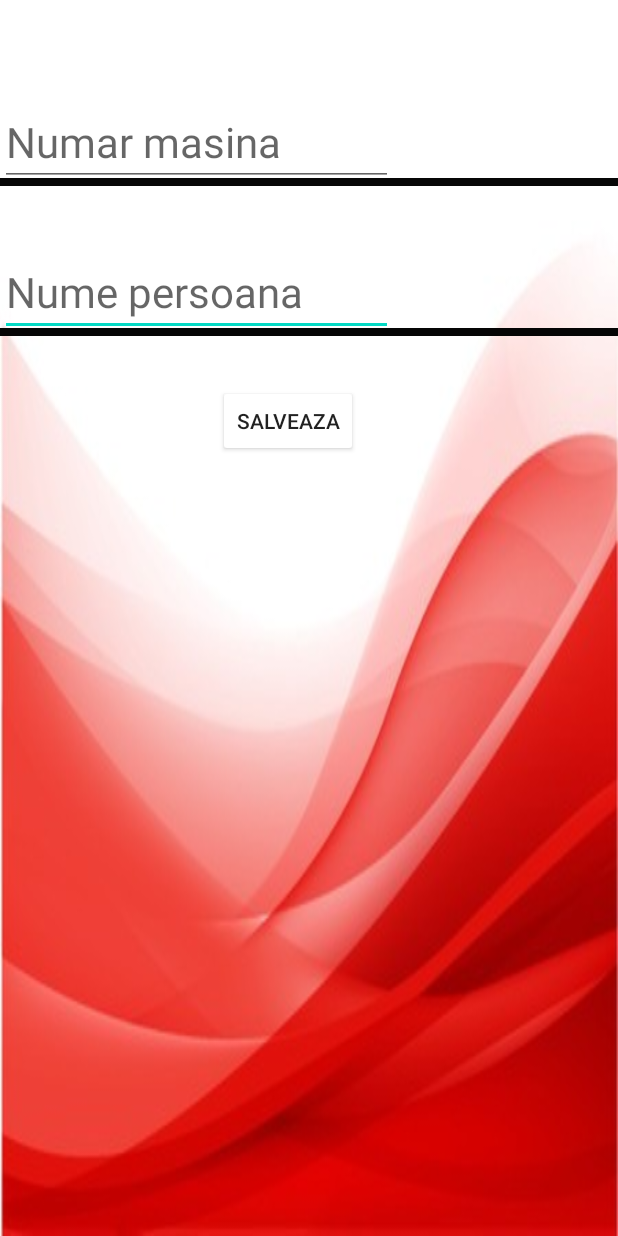
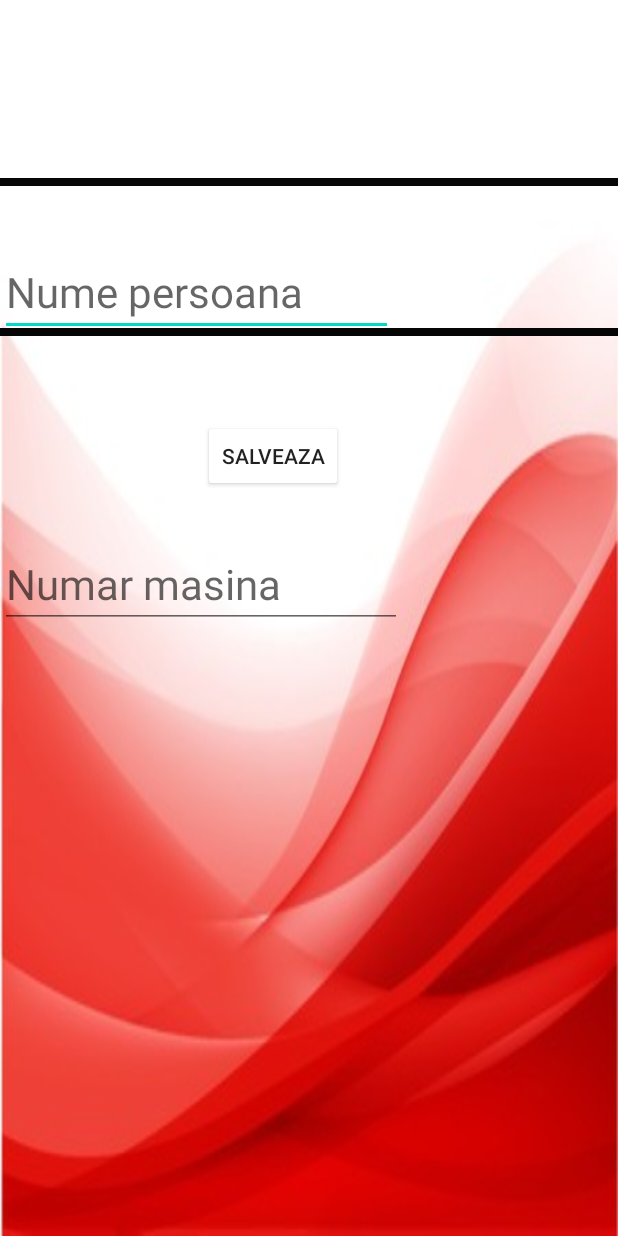
Before and after one commit to Elenaadochitei/BarieraAndroid, an Android app: the CancelPerson screen opened directly, with no data from a screen before it, on a phone screen of 412 x 824 dp. Run offline under Robolectric (Android 15) with nearby library versions, the phone set to English and light mode, and no system bars; 1 statement that could not run was skipped.

Commit message:
BarieraAndroid

```diff
--- a/app/src/main/java/com/example/myapplication/AddNewPerson.java
+++ b/app/src/main/java/com/example/myapplication/AddNewPerson.java
@@ -59,7 +59,7 @@ public class AddNewPerson extends AppCompatActivity {
         SharedPreferences sharedPreferences = getSharedPreferences(SHARED_PREFS, MODE_PRIVATE);
         SharedPreferences.Editor editor = sharedPreferences.edit();
         try {
-            String BASE_URL = "http://192.168.100.37:8080/";
+            String BASE_URL = "http://192.168.0.106:8080/";
             Gson gson = new GsonBuilder()
                     .setLenient()
                     .create();
--- a/app/src/main/java/com/example/myapplication/CancelPerson.java
+++ b/app/src/main/java/com/example/myapplication/CancelPerson.java
@@ -17,6 +17,7 @@ import com.google.gson.GsonBuilder;
 
 import java.util.HashMap;
 import java.util.HashSet;
+import java.util.Objects;
 import java.util.Set;
 
 import retrofit2.Call;
@@ -39,7 +40,7 @@ public class CancelPerson extends AppCompatActivity {
     protected void onCreate(Bundle savedInstanceState) {
         super.onCreate(savedInstanceState);
         requestWindowFeature(Window.FEATURE_NO_TITLE);
-        getSupportActionBar().hide();
+        Objects.requireNonNull(getSupportActionBar()).hide();
         this.getWindow().setFlags(WindowManager.LayoutParams.FLAG_FULLSCREEN,
                 WindowManager.LayoutParams.FLAG_FULLSCREEN);
 
@@ -47,7 +48,7 @@ public class CancelPerson extends AppCompatActivity {
 
         saveButton1 = (Button) findViewById(R.id.save_button);
 
-        userName = (EditText) findViewById(R.id.simpleEditText);
+        userName = (EditText) findViewById(R.id.plateRegister);
         plate_register = (EditText) findViewById(R.id.simpleEditText1);
 
         saveButton1.setOnClickListener(new View.OnClickListener() {
@@ -63,7 +64,7 @@ public class CancelPerson extends AppCompatActivity {
         //Shared pref - > pare a fi o  memorie a telefonului
         try {
             // plate_register = findViewById(R.id.textView);
-            String BASE_URL = "http://192.168.100.37:8080/";
+            String BASE_URL = "http://192.168.0.106:8080/";
             Gson gson = new GsonBuilder()
                     .setLenient()
                     .create();
--- a/app/src/main/java/com/example/myapplication/ConectWithJava.java
+++ b/app/src/main/java/com/example/myapplication/ConectWithJava.java
@@ -17,7 +17,7 @@ public interface ConectWithJava {
 
     String API_ROUTE = "postNewUser";
 
-    String API_ROUTEE = "updateData";
+    String API_ROUTEE = "updateData/{id}";
 
     String API_ROUTEEE = "deleteData/{id}";
 
@@ -31,7 +31,7 @@ public interface ConectWithJava {
     Call<Nume_Nr_Masina> insertNewUser(@Body Nume_Nr_Masina insertNewUser);
 
     @PUT(API_ROUTEE)
-    Call<Nume_Nr_Masina> updateUser(@Body Nume_Nr_Masina updateUser);
+    Call<String> updateUser( @Path("id") String id, @Body HashMap<String, String> updateUser);
 
     /*
         @Body -> @RequestBody
@@ -45,4 +45,5 @@ public interface ConectWithJava {
 
     @GET(API_ROUTEEEE)
     Call<String> getID(@QueryMap HashMap<String, String> getIdFromMap);
+
 }
--- a/app/src/main/res/layout/activity_cancel_person.xml
+++ b/app/src/main/res/layout/activity_cancel_person.xml
@@ -43,7 +43,7 @@
 
 
     <EditText
-        android:id="@+id/simpleEditText"
+        android:id="@+id/plateRegister"
         android:layout_width="fill_parent"
         android:layout_height="wrap_content"
         android:layout_alignParentEnd="true"
@@ -61,11 +61,10 @@
         android:layout_height="wrap_content"
         android:layout_alignParentEnd="true"
         android:layout_alignParentBottom="true"
-        android:layout_marginEnd="150dp"
-        android:layout_marginBottom="700dp"
+        android:layout_marginEnd="144dp"
+        android:layout_marginBottom="405dp"
         android:hint="Numar masina"
         android:textSize="28sp" />
-
 
     <Button
         android:id="@+id/save_button"
@@ -75,8 +74,8 @@
         android:layout_alignParentBottom="true"
         android:layout_marginStart="@android:dimen/notification_large_icon_height"
         android:layout_marginTop="@android:dimen/notification_large_icon_height"
-        android:layout_marginEnd="173dp"
-        android:layout_marginBottom="519dp"
+        android:layout_marginEnd="183dp"
+        android:layout_marginBottom="496dp"
         android:backgroundTint="@android:color/primary_text_dark_nodisable"
         android:text="Salveaza" />
 
--- a/app/src/main/res/xml/network_security_config.xml
+++ b/app/src/main/res/xml/network_security_config.xml
@@ -1,6 +1,6 @@
 <?xml version="1.0" encoding="utf-8"?>
 <network-security-config>
     <domain-config cleartextTrafficPermitted="true">
-        <domain includeSubdomains="true">192.168.100.37</domain>
+        <domain includeSubdomains="true">192.168.0.106</domain>
     </domain-config>
 </network-security-config>
```
Also changed, not shown: app/src/main/java/com/example/myapplication/MyAccount.java (+95 -16 lines), app/src/main/res/layout/activity_my_account.xml (+48 -32 lines).
